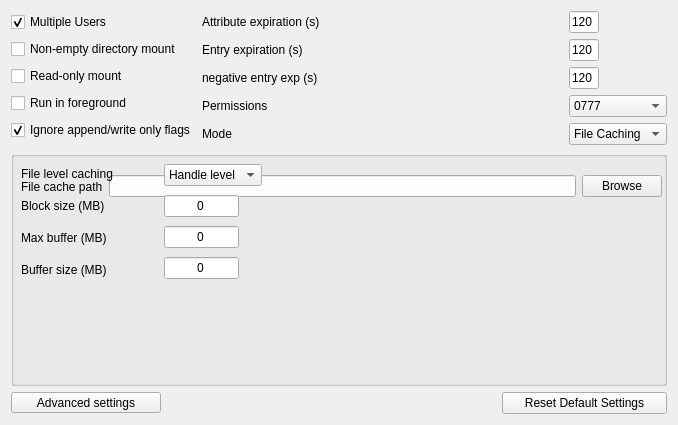
Above: gui/config_common.ui from Seagate/cloudfuse before the change. Below: the same form after it.
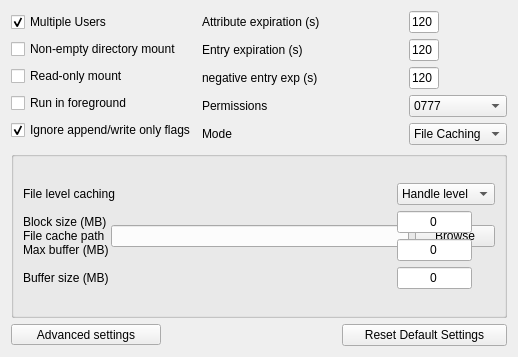
That is the form after the change.

Commit message: groupbox resizes in common

```diff
--- a/gui/config_common.ui
+++ b/gui/config_common.ui
@@ -6,8 +6,8 @@
    <rect>
     <x>0</x>
     <y>0</y>
-    <width>678</width>
-    <height>425</height>
+    <width>518</width>
+    <height>357</height>
    </rect>
   </property>
   <property name="windowTitle">
@@ -203,15 +203,8 @@
      <property name="title">
       <string/>
      </property>
-     <widget class="QWidget" name="layoutWidget">
-      <property name="geometry">
-       <rect>
-        <x>10</x>
-        <y>10</y>
-        <width>641</width>
-        <height>51</height>
-       </rect>
-      </property>
+     <layout class="QGridLayout" name="gridLayout_3">
+      <item row="0" column="0">
       <layout class="QHBoxLayout" name="horizontalLayout">
        <item>
         <widget class="QLabel" name="fileCache_label">
@@ -231,7 +224,8 @@
         </widget>
        </item>
       </layout>
-     </widget>
+      </item>
+     </layout>
     </widget>
    </item>
    <item row="3" column="0">
@@ -252,15 +246,8 @@
      <property name="title">
       <string/>
      </property>
-     <widget class="QWidget" name="layoutWidget2">
-      <property name="geometry">
-       <rect>
-        <x>10</x>
-        <y>10</y>
-        <width>241</width>
-        <height>122</height>
-       </rect>
-      </property>
+     <layout class="QGridLayout" name="gridLayout_2">
+      <item row="0" column="0">
       <layout class="QHBoxLayout" name="horizontalLayout_3">
        <item>
         <layout class="QVBoxLayout" name="verticalLayout_4">
@@ -361,7 +348,8 @@
         </layout>
        </item>
       </layout>
-     </widget>
+      </item>
+     </layout>
     </widget>
    </item>
    <item row="3" column="1">
```
Lines whose indentation alone changed are shown as unchanged.
